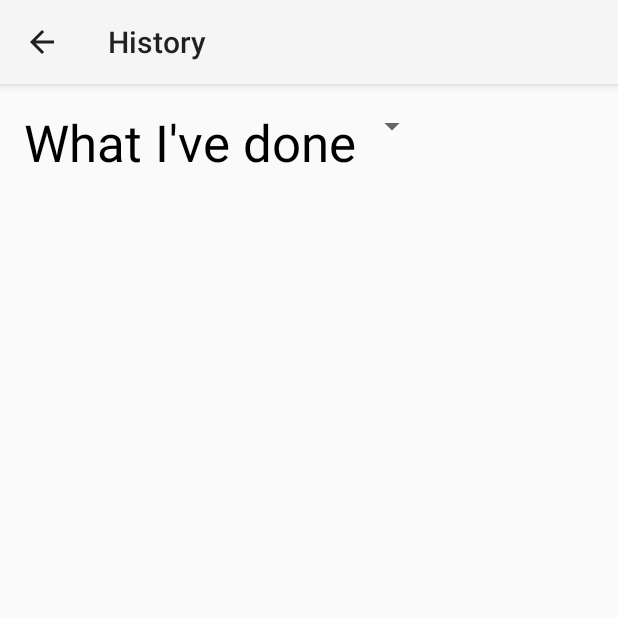
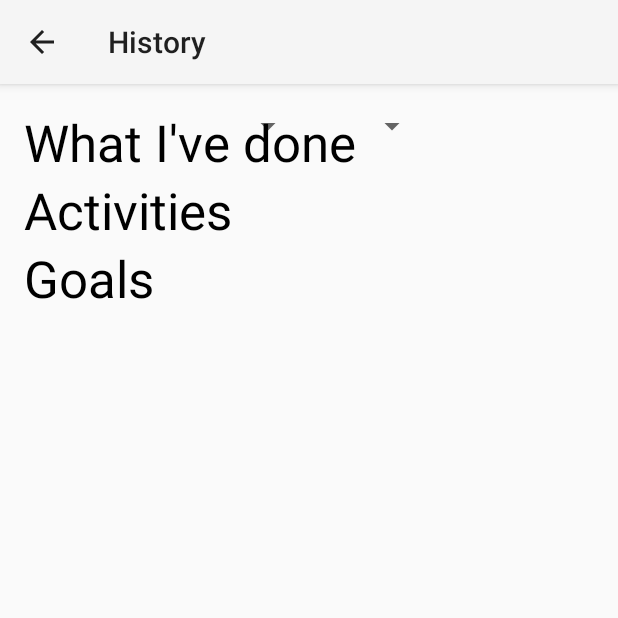
Before and after one commit to AntonioMateus/Kronos, an Android app: the HistoryActivity screen opened directly, with no data from a screen before it, on a phone screen of 412 x 824 dp, the top half of it. Run offline under Robolectric (Android 15) with nearby library versions, the phone set to English and light mode, and no system bars; libraries missing offline, so code that uses them is left out: com.github.mikephil.charting; plain views replace PieChart.

Commit message:
continuação do historico

```diff
--- a/app/src/main/java/br/com/kronos/kronos/HistoryActivity.java
+++ b/app/src/main/java/br/com/kronos/kronos/HistoryActivity.java
@@ -2,14 +2,34 @@ package br.com.kronos.kronos;
 
 import android.os.Bundle;
 import android.app.Activity;
+import android.widget.ListView;
+import android.widget.Spinner;
+
+import com.github.mikephil.charting.charts.PieChart;
+
+import java.util.List;
+
+import br.com.kronos.database.KronosDatabase;
+import br.com.kronos.kronos.adapters.ListAtividadesAdapter;
 
 public class HistoryActivity extends Activity {
+
+    private KronosDatabase kronosDatabase;
+    private Spinner period;
+    private Spinner format;
+
+    //private ListHistoryActivitiesAdapter listAtividadesAdapter;
+    private PieChart pieChart;
 
     @Override
     protected void onCreate(Bundle savedInstanceState) {
         super.onCreate(savedInstanceState);
         setContentView(R.layout.activity_history);
         getActionBar().setDisplayHomeAsUpEnabled(true);
+
+        kronosDatabase = new KronosDatabase(this);
+
+
     }
 
 }
--- a/app/src/main/java/br/com/kronos/kronos/MainActivity.java
+++ b/app/src/main/java/br/com/kronos/kronos/MainActivity.java
@@ -12,6 +12,7 @@ import android.widget.Button;
 public class MainActivity extends Activity implements View.OnClickListener {
 
     private Button buttonMyDay;
+    private Button buttonHistory;
 
     @Override
     protected void onCreate(Bundle savedInstanceState) {
@@ -19,6 +20,7 @@ public class MainActivity extends Activity implements View.OnClickListener {
         setContentView(R.layout.activity_main);
 
         buttonMyDay = (Button) findViewById(R.id.button_myDay);
+        buttonHistory = (Button) findViewById(R.id.button_history);
     }
 
     @Override
@@ -26,6 +28,7 @@ public class MainActivity extends Activity implements View.OnClickListener {
         super.onStart();
 
         buttonMyDay.setOnClickListener(this);
+        buttonHistory.setOnClickListener(this);
     }
 
     @Override
--- a/app/src/main/res/layout/activity_history.xml
+++ b/app/src/main/res/layout/activity_history.xml
@@ -30,4 +30,40 @@
         android:layout_width="0dp"
         android:layout_height="0dp"/>
 
+    <TextView
+        android:id="@+id/textView_history_activity_title"
+        android:layout_width="wrap_content"
+        android:layout_height="wrap_content"
+        android:text="@string/history_activities_title"
+        android:layout_below="@id/pieChart_activities"
+        android:textSize="@dimen/textView_history_activity_title"
+        android:textColor="@color/textView_history_activity_title"
+        />
+
+    <Spinner
+        android:id="@+id/spinner_selectFormat"
+        android:layout_width="wrap_content"
+        android:layout_height="wrap_content"
+        android:layout_toRightOf="@id/textView_history_activity_title"
+        android:layout_toEndOf="@id/textView_history_activity_title"
+        />
+
+    <ListView
+        android:id="@+id/listView_history_activities"
+        android:layout_width="match_parent"
+        android:layout_height="wrap_content"
+        android:layout_below="@id/textView_history_activity_title"
+        android:descendantFocusability="beforeDescendants" />
+
+    <TextView
+        android:id="@+id/textView_history_goals_title"
+        android:layout_width="wrap_content"
+        android:layout_height="wrap_content"
+        android:layout_below="@id/listView_history_activities"
+        android:text="@string/history_goals_title"
+        android:textSize="@dimen/textView_history_goals_title"
+        android:textColor="@color/textView_goals_title"
+        />
+
+
 </RelativeLayout>
--- a/app/src/main/res/values/colors.xml
+++ b/app/src/main/res/values/colors.xml
@@ -15,6 +15,8 @@
     <!-- History -->
     <color name="textView_history_title">#000000</color>
     <color name="spinner_selectPeriod">#000000</color>
+    <color name="textView_history_activity_title">#000000</color>
+    <color name="textView_goals_title">#000000</color>
 
     <!-- QualidadeDialog -->
     <color name="button_avaliar">#000000</color>
--- a/app/src/main/res/values/dimens.xml
+++ b/app/src/main/res/values/dimens.xml
@@ -21,6 +21,8 @@
 
     <!-- History -->
     <dimen name="textView_history_title">34dp</dimen>
+    <dimen name="textView_history_activity_title">34sp</dimen>
+    <dimen name="textView_history_goals_title">34sp</dimen>
 
     <!-- QualidadeDialog -->
     <dimen name="dialog_qualidade_padding">5dp</dimen>
--- /dev/null
+++ b/app/src/main/res/values/spinner_format.xml
@@ -0,0 +1,7 @@
+<?xml version="1.0" encoding="utf-8"?>
+<resources>
+    <string-array name="spinner_format_options">
+        <item>Days</item>
+        <item>Hours</item>
+    </string-array>
+</resources>
--- a/app/src/main/res/values/Spinner_periodo.xml
+++ b/app/src/main/res/values/spinner_period.xml
@@ -1,6 +1,6 @@
 <?xml version="1.0" encoding="utf-8"?>
 <resources>
-    <string-array name="opcoes_spinner">
+    <string-array name="spinner_period_options">
         <item>yesterday</item>
         <item>last week</item>
         <item>last month</item>
--- a/app/src/main/res/values/strings.xml
+++ b/app/src/main/res/values/strings.xml
@@ -38,5 +38,7 @@
     <string name="spinner_selectPeriod">teste</string>
     <string name="textView_history_title">What I\'ve done</string>
     <string name="title_activity_history">History</string>
+    <string name="history_activities_title">Activities</string>
+    <string name="history_goals_title">Goals</string>
 
 </resources>
```
Also changed, not shown: 2 other files.
